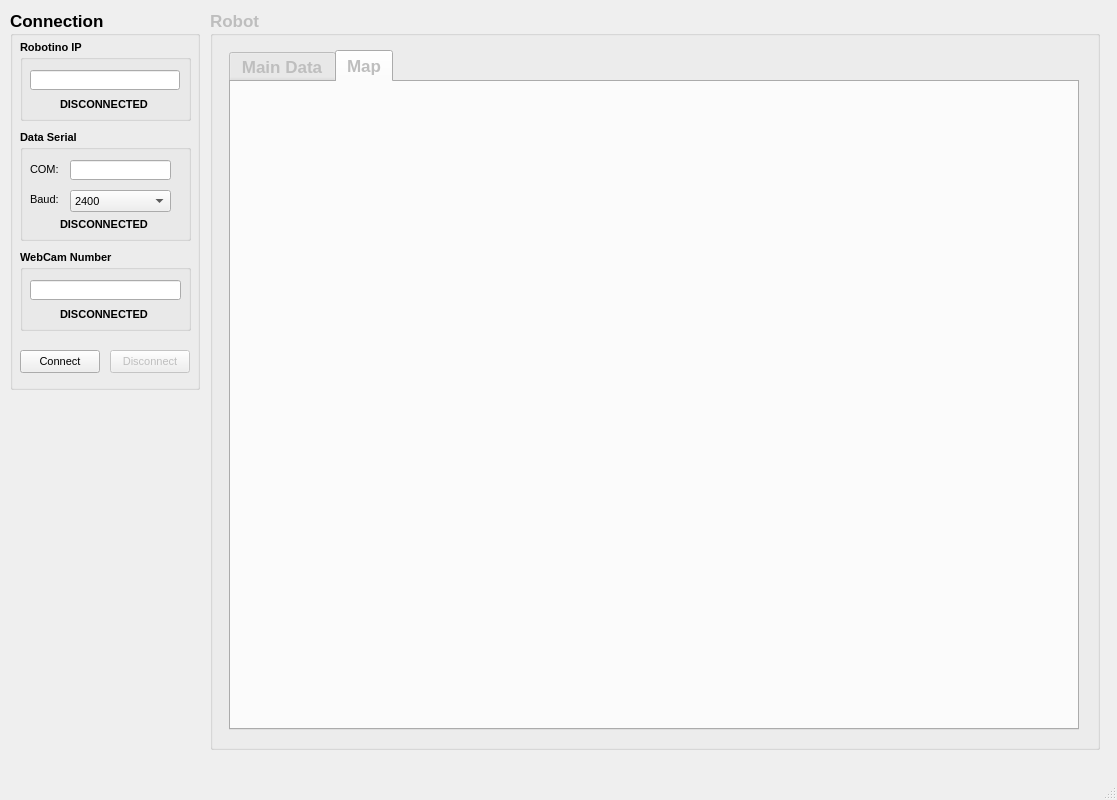
This is Diplom/mainwindow.ui in eai13/Diplom as Qt 5 draws it before an edit. The edited form follows.
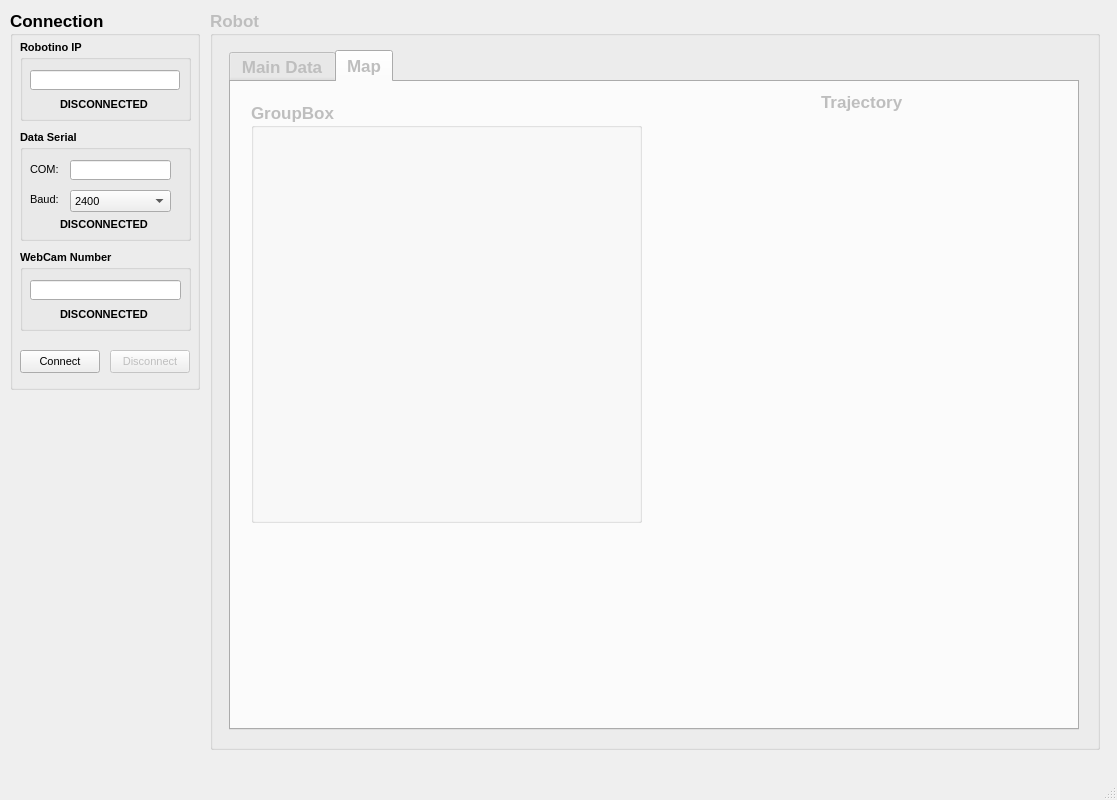
This is the edited form. The open tabs and pages were chosen to show the change.

Patch:
```diff
--- a/Diplom/mainwindow.ui
+++ b/Diplom/mainwindow.ui
@@ -3147,6 +3147,51 @@
       <attribute name="title">
        <string>Map</string>
       </attribute>
+      <widget class="QFrame" name="horizontalframe_trajectory">
+       <property name="geometry">
+        <rect>
+         <x>430</x>
+         <y>40</y>
+         <width>400</width>
+         <height>400</height>
+        </rect>
+       </property>
+       <layout class="QHBoxLayout" name="horizontalLayout_2"/>
+      </widget>
+      <widget class="QLabel" name="NULL_label_64">
+       <property name="geometry">
+        <rect>
+         <x>590</x>
+         <y>10</y>
+         <width>100</width>
+         <height>20</height>
+        </rect>
+       </property>
+       <property name="font">
+        <font>
+         <pointsize>13</pointsize>
+         <weight>75</weight>
+         <bold>true</bold>
+         <stylestrategy>PreferDefault</stylestrategy>
+        </font>
+       </property>
+       <property name="text">
+        <string>Trajectory</string>
+       </property>
+      </widget>
+      <widget class="QGroupBox" name="groupBox">
+       <property name="geometry">
+        <rect>
+         <x>20</x>
+         <y>20</y>
+         <width>391</width>
+         <height>421</height>
+        </rect>
+       </property>
+       <property name="title">
+        <string>GroupBox</string>
+       </property>
+      </widget>
      </widget>
     </widget>
    </widget>
```
Left out of the diff: 2 changed lines with no effect on the pictures.
